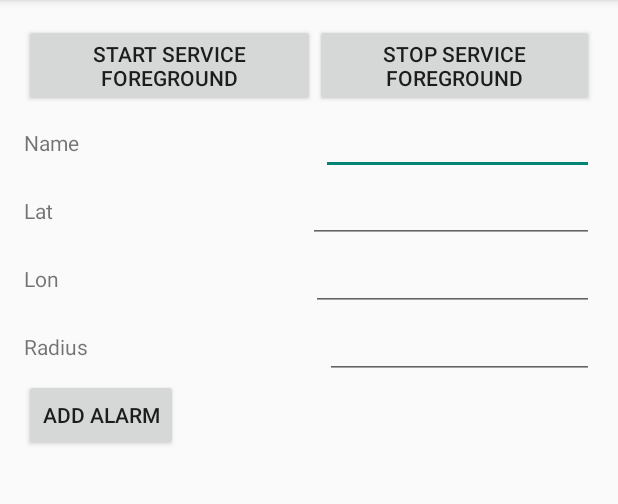
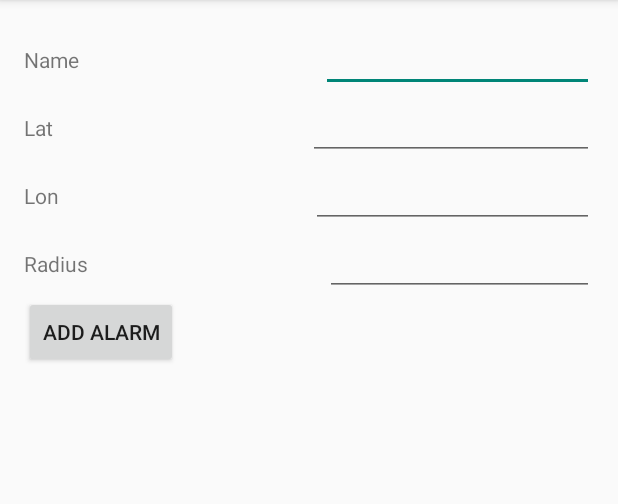
Before and after one commit to bernhardhahn/WakeMeWhenIGetThere, an Android app: the screen it shows after launch (MainActivity), on a phone screen of 412 x 824 dp, the part 84-588 px from its top. Run offline under Robolectric (Android 15) with nearby library versions, the phone set to English and light mode, and no system bars; 4 statements that could not run were skipped.

Commit message:
Remove start/stop buttons

```diff
--- a/app/src/main/java/nu/bernhard/wakemewhenigetthere/MainActivityFragment.java
+++ b/app/src/main/java/nu/bernhard/wakemewhenigetthere/MainActivityFragment.java
@@ -21,8 +21,6 @@ public class MainActivityFragment extends Fragment {
     private static final String TAG = MainActivityFragment.class.getName();
 
     private Button addAlarmButton;
-    private Button startServiceForegroundButton;
-    private Button stopServiceForegroundButton;
     private ListView alarmsListView;
 
     private EditText newAlarmRadiusInput;
@@ -86,15 +84,12 @@ public class MainActivityFragment extends Fragment {
                              Bundle savedInstanceState) {
         View view = inflater.inflate(R.layout.fragment_main, container, false);
         addAlarmButton = (Button) view.findViewById(R.id.addAlarmButton);
-        startServiceForegroundButton = (Button) view.findViewById(R.id.startServiceForegroundButton);
-        stopServiceForegroundButton = (Button) view.findViewById(R.id.stopServiceForegroundButton);
         alarmsListView = (ListView) view.findViewById(R.id.alarmsListView);
 
         newAlarmNameInput = (EditText) view.findViewById(R.id.newAlarmName);
         newAlarmLatInput = (EditText) view.findViewById(R.id.newAlarmLat);
         newAlarmLonInput = (EditText) view.findViewById(R.id.newAlarmLon);
         newAlarmRadiusInput = (EditText) view.findViewById(R.id.newAlarmRadius);
-
 
         addAlarmButton.setOnClickListener(new View.OnClickListener() {
             @Override
@@ -114,27 +109,7 @@ public class MainActivityFragment extends Fragment {
             }
         });
 
-        startServiceForegroundButton.setOnClickListener(new View.OnClickListener() {
-            @Override
-            public void onClick(View view) {
-                AlarmService.setForeground(getActivity().getApplicationContext(), true);
-            }
-        });
-
-        stopServiceForegroundButton.setOnClickListener(new View.OnClickListener() {
-            @Override
-            public void onClick(View view) {
-                AlarmService.setForeground(getActivity().getApplicationContext(), false);
-            }
-        });
-
-
-
-
-
         return view;
     }
 
-
-
 }
--- a/app/src/main/res/layout/fragment_main.xml
+++ b/app/src/main/res/layout/fragment_main.xml
@@ -8,25 +8,6 @@
     android:paddingBottom="@dimen/activity_vertical_margin"
     android:orientation="vertical"
     tools:context=".MainActivityFragment">
-
-    <LinearLayout
-        android:layout_width="match_parent"
-        android:layout_height="wrap_content"
-        android:orientation="horizontal">
-        <Button
-            android:id="@+id/startServiceForegroundButton"
-            android:layout_width="wrap_content"
-            android:layout_height="wrap_content"
-            android:layout_weight="0.5"
-            android:text="Start Service Foreground"/>
-        <Button
-            android:id="@+id/stopServiceForegroundButton"
-            android:layout_width="wrap_content"
-            android:layout_height="wrap_content"
-            android:layout_weight="0.5"
-            android:text="Stop Service Foreground"/>
-
-    </LinearLayout>
 
     <LinearLayout
         android:layout_width="match_parent"
```
